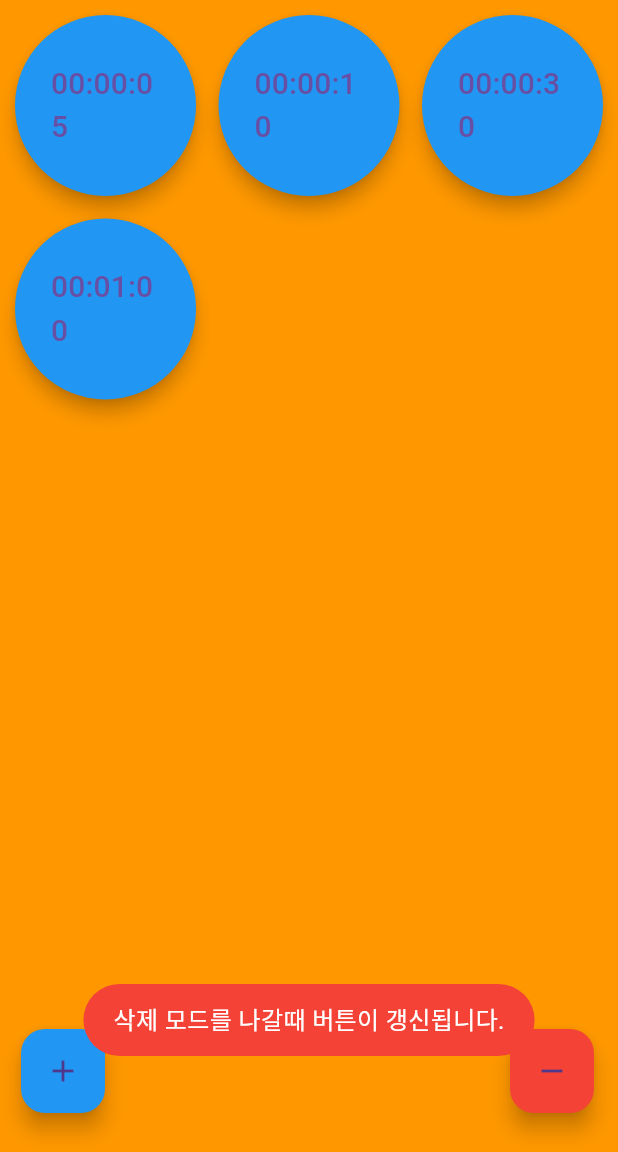
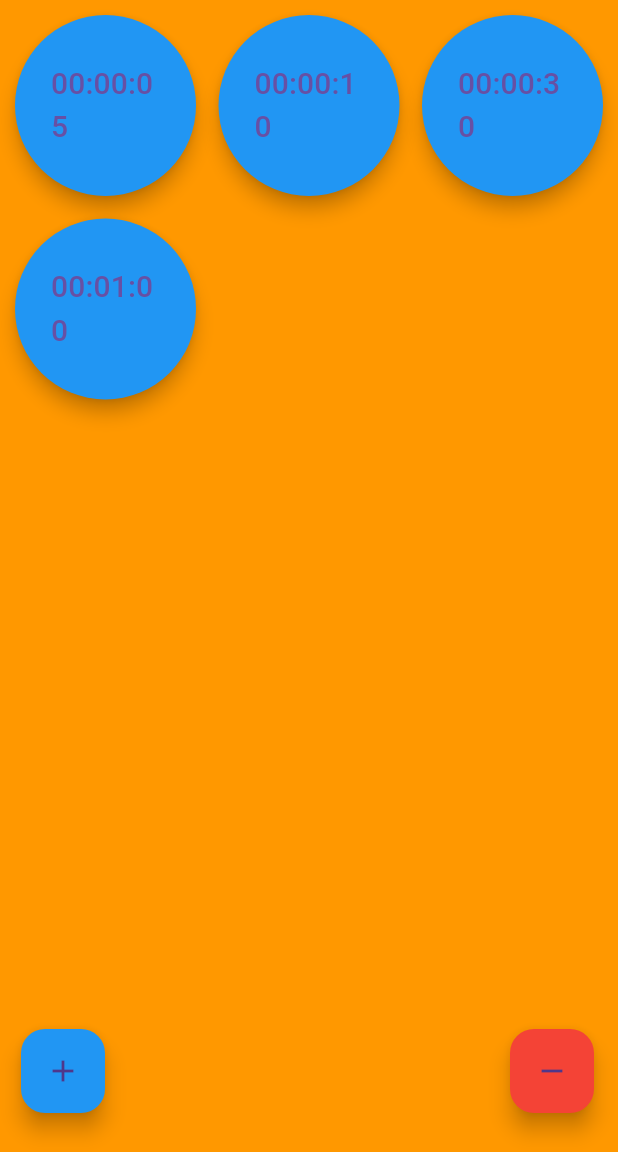
Before and after one commit to muguk04-4/OneTouchTimer, a Flutter app: the screen it shows after launch, after a tap on the "remove" icon, on a phone screen of 412 x 824 dp, the part 84-1236 px from its top. Run offline on Flutter 3.47's test engine with Material 3 defaults, Android fonts, the phone set to English and light mode, and no system bars; our stand-ins replace fluttertoast, vibration.

Commit message:
timer delete function completed

```diff
--- a/flutter_application_a/lib/main.dart
+++ b/flutter_application_a/lib/main.dart
@@ -115,7 +115,6 @@ class _MyAppState extends State<MyApp> {
                       buttonColors.any((color) => color == Colors.red)) {
                     _showAlert("타이머가 진행 중입니다. 삭제 모드로 진입할 수 없습니다.");
                   } else {
-                    _showAlert("삭제 모드를 나갈때 버튼이 갱신됩니다.");
                     setState(() {
                       isDeleteMode = !isDeleteMode; // 삭제 모드 토글
                     });
@@ -203,7 +202,7 @@ class _MyAppState extends State<MyApp> {
   void _deleteTimer(int buttonIndex) {
     setState(() {
       timerDurations.removeAt(buttonIndex);
-      buttonColors.removeAt(buttonIndex);
+      // (런타임 에러가 발생하는 구문)buttonColors.removeAt(buttonIndex);
     });
 
     // // 남은 타이머들의 인덱스를 조정하여 재배열
```
